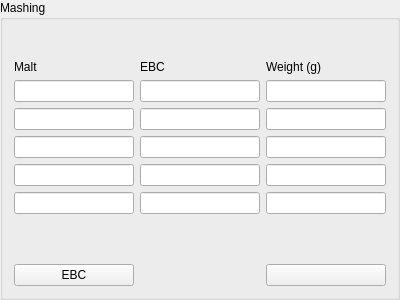
Qt form src/app/mashing.ui (Brasserie-De-Toulbroch/druid) before a commit.
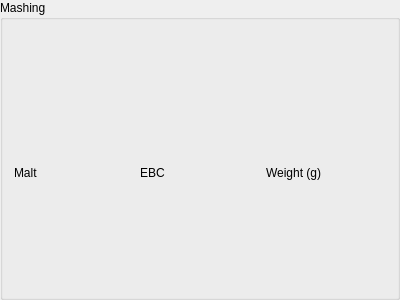
The same form after that commit.

Diff of the .ui file:
```diff
--- a/src/app/mashing.ui
+++ b/src/app/mashing.ui
@@ -20,25 +20,6 @@
    <property name="topMargin">
     <number>40</number>
    </property>
-   <item row="6" column="0">
-    <spacer name="verticalSpacer">
-     <property name="orientation">
-      <enum>Qt::Vertical</enum>
-     </property>
-     <property name="sizeHint" stdset="0">
-      <size>
-       <width>20</width>
-       <height>40</height>
-      </size>
-     </property>
-    </spacer>
-   </item>
-   <item row="3" column="0">
-    <widget class="QLineEdit" name="_malt2"/>
-   </item>
-   <item row="2" column="0">
-    <widget class="QLineEdit" name="_malt1"/>
-   </item>
    <item row="0" column="0">
     <widget class="QLabel" name="label">
      <property name="text">
@@ -60,66 +41,6 @@
      </property>
     </widget>
    </item>
-   <item row="1" column="0">
-    <widget class="QLineEdit" name="_malt0"/>
-   </item>
-   <item row="1" column="2">
-    <widget class="QLineEdit" name="_weight0"/>
-   </item>
-   <item row="1" column="1">
-    <widget class="QLineEdit" name="_ebc0"/>
-   </item>
-   <item row="2" column="1">
-    <widget class="QLineEdit" name="_ebc1"/>
-   </item>
-   <item row="2" column="2">
-    <widget class="QLineEdit" name="_weight1"/>
-   </item>
-   <item row="4" column="0">
-    <widget class="QLineEdit" name="_malt3"/>
-   </item>
-   <item row="5" column="0">
-    <widget class="QLineEdit" name="_malt4"/>
-   </item>
-   <item row="3" column="1">
-    <widget class="QLineEdit" name="_ebc2"/>
-   </item>
-   <item row="4" column="1">
-    <widget class="QLineEdit" name="_ebc3"/>
-   </item>
-   <item row="5" column="1">
-    <widget class="QLineEdit" name="_ebc4"/>
-   </item>
-   <item row="3" column="2">
-    <widget class="QLineEdit" name="_weight2"/>
-   </item>
-   <item row="4" column="2">
-    <widget class="QLineEdit" name="_weight3"/>
-   </item>
-   <item row="5" column="2">
-    <widget class="QLineEdit" name="_weight4"/>
-   </item>
-   <item row="7" column="0">
-    <widget class="QPushButton" name="_ebc">
-     <property name="text">
-      <string>EBC</string>
-     </property>
-    </widget>
-   </item>
-   <item row="7" column="1">
-    <widget class="QLabel" name="_ebc_result">
-     <property name="text">
-      <string/>
-     </property>
-    </widget>
-   </item>
-   <item row="7" column="2">
-    <widget class="QPushButton" name="_color">
-     <property name="text">
-      <string/>
-     </property>
-    </widget>
-   </item>
   </layout>
  </widget>
  <resources/>
```
